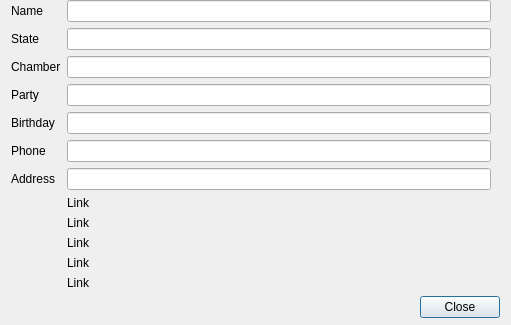
Above: ui_detaildialog.ui from timcking/OpenCongress before the change. Below: the same form after it.
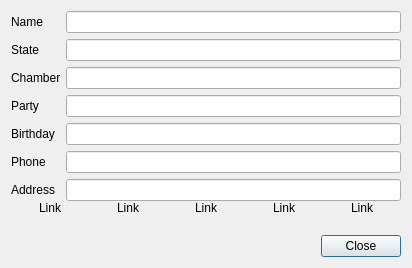
That is the form after the change.

Patch:
```diff
--- a/ui_detaildialog.ui
+++ b/ui_detaildialog.ui
@@ -6,15 +6,17 @@
    <rect>
     <x>0</x>
     <y>0</y>
-    <width>511</width>
-    <height>325</height>
+    <width>412</width>
+    <height>244</height>
    </rect>
   </property>
   <property name="windowTitle">
    <string>Open Congress</string>
   </property>
-  <layout class="QVBoxLayout" name="verticalLayout" stretch="1,0,0">
-   <property name="topMargin">
+  <layout class="QVBoxLayout" name="verticalLayout_2">
+   <item>
+    <layout class="QVBoxLayout" name="verticalLayout" stretch="1,0,0,0">
+     <property name="spacing">
     <number>0</number>
    </property>
    <property name="bottomMargin">
@@ -22,23 +24,14 @@
    </property>
    <item>
     <layout class="QFormLayout" name="formLayout">
-     <property name="sizeConstraint">
-      <enum>QLayout::SetDefaultConstraint</enum>
-     </property>
-     <property name="labelAlignment">
-      <set>Qt::AlignBottom|Qt::AlignLeading|Qt::AlignLeft</set>
-     </property>
      <property name="formAlignment">
       <set>Qt::AlignLeading|Qt::AlignLeft|Qt::AlignVCenter</set>
      </property>
-     <property name="topMargin">
-      <number>0</number>
-     </property>
-     <property name="rightMargin">
-      <number>9</number>
-     </property>
-     <property name="bottomMargin">
-      <number>0</number>
+       <property name="horizontalSpacing">
+        <number>5</number>
+       </property>
+       <property name="verticalSpacing">
+        <number>6</number>
      </property>
      <item row="0" column="0">
       <widget class="QLabel" name="label">
@@ -113,62 +106,128 @@
      <item row="6" column="1">
       <widget class="QLineEdit" name="textAddress"/>
      </item>
-     <item row="9" column="1">
-      <widget class="QLabel" name="lblCrp">
-       <property name="text">
-        <string>Link</string>
-       </property>
-      </widget>
+      </layout>
      </item>
-     <item row="10" column="1">
-      <widget class="QLabel" name="lblGovTrack">
-       <property name="text">
-        <string>Link</string>
+     <item>
+      <layout class="QHBoxLayout" name="horizontalLayout" stretch="0,0,0,0,0">
+       <property name="spacing">
+        <number>0</number>
        </property>
-      </widget>
-     </item>
-     <item row="11" column="1">
-      <widget class="QLabel" name="lblVoteSmart">
-       <property name="text">
-        <string>Link</string>
+       <property name="leftMargin">
+        <number>0</number>
        </property>
-      </widget>
-     </item>
-     <item row="8" column="1">
+       <property name="topMargin">
+        <number>0</number>
+       </property>
+       <property name="bottomMargin">
+        <number>0</number>
+       </property>
+       <item>
       <widget class="QLabel" name="lblContact">
+         <property name="sizePolicy">
+          <sizepolicy hsizetype="Preferred" vsizetype="Preferred">
+           <horstretch>0</horstretch>
+           <verstretch>0</verstretch>
+          </sizepolicy>
+         </property>
        <property name="text">
         <string>Link</string>
        </property>
-      </widget>
-     </item>
-     <item row="7" column="1">
+         <property name="alignment">
+          <set>Qt::AlignCenter</set>
+         </property>
+        </widget>
+       </item>
+       <item>
       <widget class="QLabel" name="lblWeb">
+         <property name="sizePolicy">
+          <sizepolicy hsizetype="Preferred" vsizetype="Preferred">
+           <horstretch>0</horstretch>
+           <verstretch>0</verstretch>
+          </sizepolicy>
+         </property>
        <property name="text">
         <string>Link</string>
+         </property>
+         <property name="alignment">
+          <set>Qt::AlignCenter</set>
+         </property>
+        </widget>
+       </item>
+       <item>
+        <widget class="QLabel" name="lblVoteSmart">
+         <property name="sizePolicy">
+          <sizepolicy hsizetype="Preferred" vsizetype="Preferred">
+           <horstretch>0</horstretch>
+           <verstretch>0</verstretch>
+          </sizepolicy>
+         </property>
+         <property name="text">
+          <string>Link</string>
+         </property>
+         <property name="alignment">
+          <set>Qt::AlignCenter</set>
+         </property>
+        </widget>
+       </item>
+       <item>
+        <widget class="QLabel" name="lblGovTrack">
+         <property name="sizePolicy">
+          <sizepolicy hsizetype="Preferred" vsizetype="Preferred">
+           <horstretch>0</horstretch>
+           <verstretch>0</verstretch>
+          </sizepolicy>
+         </property>
+         <property name="text">
+          <string>Link</string>
+         </property>
+         <property name="alignment">
+          <set>Qt::AlignCenter</set>
+         </property>
+        </widget>
+       </item>
+       <item>
+        <widget class="QLabel" name="lblCrp">
+         <property name="sizePolicy">
+          <sizepolicy hsizetype="Preferred" vsizetype="Preferred">
+           <horstretch>0</horstretch>
+           <verstretch>0</verstretch>
+          </sizepolicy>
+         </property>
+         <property name="text">
+          <string>Link</string>
+         </property>
+         <property name="alignment">
+          <set>Qt::AlignCenter</set>
        </property>
       </widget>
      </item>
     </layout>
    </item>
-   <item>
-    <widget class="QDialogButtonBox" name="buttonBox">
-     <property name="standardButtons">
-      <set>QDialogButtonBox::Close</set>
-     </property>
-    </widget>
-   </item>
    <item>
     <spacer name="verticalSpacer">
      <property name="orientation">
       <enum>Qt::Vertical</enum>
      </property>
+       <property name="sizeType">
+        <enum>QSizePolicy::Fixed</enum>
+       </property>
      <property name="sizeHint" stdset="0">
       <size>
        <width>20</width>
-       <height>15</height>
+         <height>20</height>
       </size>
      </property>
     </spacer>
+     </item>
+     <item>
+      <widget class="QDialogButtonBox" name="buttonBox">
+       <property name="standardButtons">
+        <set>QDialogButtonBox::Close</set>
+       </property>
+      </widget>
+     </item>
+    </layout>
    </item>
   </layout>
  </widget>
```
Lines whose indentation alone changed are shown as unchanged.
